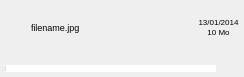
filesdnd/filesdnd-qt, file src/common/view/historyelementview.ui: the form before one commit.
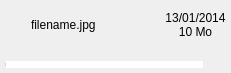
The form after the commit. The open tabs and pages were chosen to show the change. Icons and pictures are not drawn.

```diff
--- a/src/common/view/historyelementview.ui
+++ b/src/common/view/historyelementview.ui
@@ -6,8 +6,8 @@
    <rect>
     <x>0</x>
     <y>0</y>
-    <width>244</width>
-    <height>77</height>
+    <width>231</width>
+    <height>73</height>
    </rect>
   </property>
   <property name="windowTitle">
@@ -39,6 +39,9 @@
      </property>
      <widget class="QWidget" name="filePage">
       <layout class="QVBoxLayout" name="verticalLayout_2">
+       <property name="spacing">
+        <number>6</number>
+       </property>
        <property name="leftMargin">
         <number>0</number>
        </property>
@@ -99,11 +102,6 @@
          </item>
          <item>
           <widget class="QLabel" name="fileName">
-           <property name="font">
-            <font>
-             <pointsize>7</pointsize>
-            </font>
-           </property>
            <property name="text">
             <string>filename.jpg</string>
            </property>
@@ -145,11 +143,6 @@
            </item>
            <item>
             <widget class="QLabel" name="fileDate">
-             <property name="font">
-              <font>
-               <pointsize>6</pointsize>
-              </font>
-             </property>
              <property name="text">
               <string>13/01/2014</string>
              </property>
@@ -160,13 +153,6 @@
            </item>
            <item>
             <widget class="QLabel" name="fileSize">
-             <property name="font">
-              <font>
-               <pointsize>6</pointsize>
-               <weight>50</weight>
-               <bold>false</bold>
-              </font>
-             </property>
              <property name="text">
               <string>10 Mo</string>
              </property>
```
Left out of the diff: 22 changed lines with no effect on the pictures.
